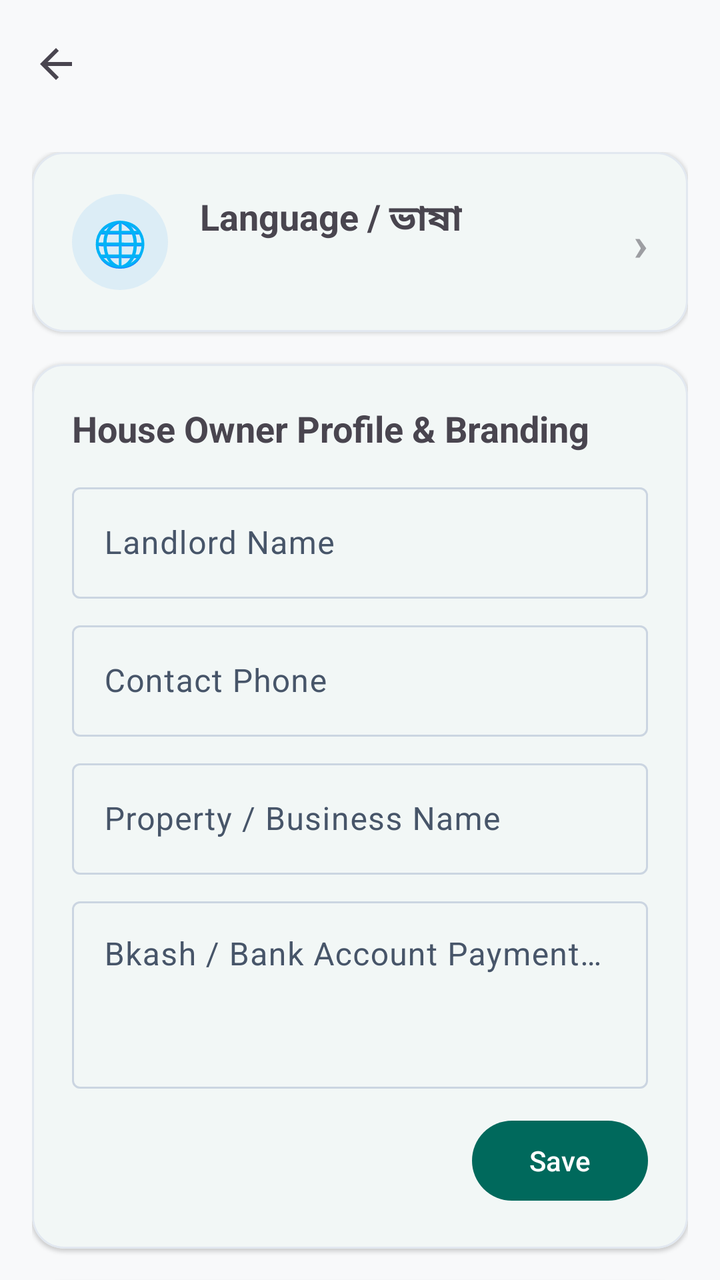
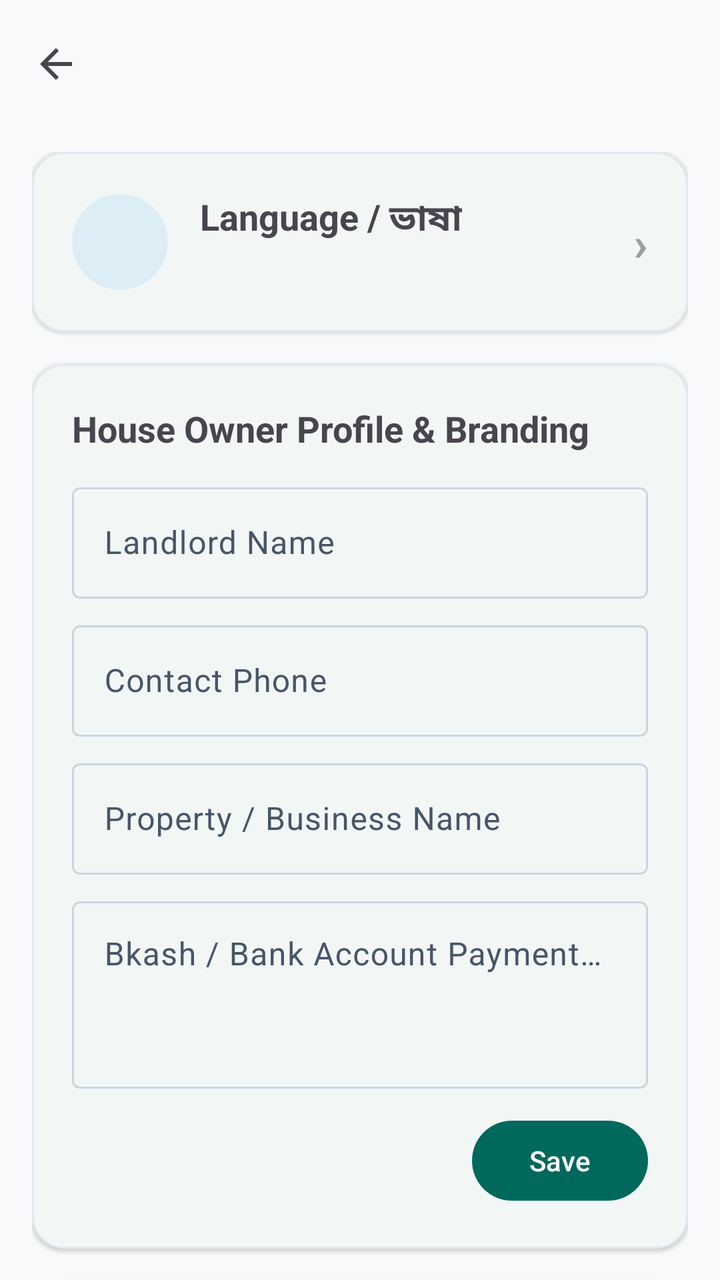

An Android layout rendered at two revisions. The XML below is the earlier revision; the diff shows what the commit changed to produce the second picture.
<!-- AndroidManifest.xml: application theme Theme.RobHouseRental -->
<!-- res/layout/activity_settings.xml -->
<?xml version="1.0" encoding="utf-8"?>
<androidx.coordinatorlayout.widget.CoordinatorLayout
    xmlns:android="http://schemas.android.com/apk/res/android"
    xmlns:app="http://schemas.android.com/apk/res-auto"
    android:layout_width="match_parent"
    android:layout_height="match_parent"
    android:fitsSystemWindows="true">

    <LinearLayout
        android:layout_width="match_parent"
        android:layout_height="match_parent"
        android:orientation="vertical">

        
        <com.google.android.material.appbar.MaterialToolbar
            android:id="@+id/toolbarSettings"
            android:layout_width="match_parent"
            android:layout_height="?attr/actionBarSize"
            android:title="@string/settings_title"
            app:navigationIcon="@drawable/ic_arrow_back" />

        <androidx.core.widget.NestedScrollView
            android:layout_width="match_parent"
            android:layout_height="match_parent"
            android:fillViewport="true">

            <LinearLayout
                android:layout_width="match_parent"
                android:layout_height="wrap_content"
                android:orientation="vertical"
                android:paddingHorizontal="16dp"
                android:paddingTop="12dp"
                android:paddingBottom="40dp">

                
                <com.google.android.material.card.MaterialCardView
                    android:id="@+id/cardLanguageSetting"
                    android:layout_width="match_parent"
                    android:layout_height="wrap_content"
                    android:layout_marginBottom="16dp"
                    android:clickable="true"
                    android:focusable="true"
                    app:cardCornerRadius="16dp"
                    app:cardElevation="1dp"
                    app:strokeWidth="1dp">

                    <LinearLayout
                        android:layout_width="match_parent"
                        android:layout_height="wrap_content"
                        android:gravity="center_vertical"
                        android:orientation="horizontal"
                        android:padding="20dp">

                        <TextView
                            android:layout_width="48dp"
                            android:layout_height="48dp"
                            android:layout_marginEnd="16dp"
                            android:background="@drawable/bg_stat_circle_blue"
                            android:gravity="center"
                            android:text="🌐"
                            android:textSize="22sp" />

                        <LinearLayout
                            android:layout_width="0dp"
                            android:layout_height="wrap_content"
                            android:layout_weight="1"
                            android:orientation="vertical">

                            <TextView
                                android:layout_width="wrap_content"
                                android:layout_height="wrap_content"
                                android:text="@string/language_setting"
                                android:textSize="18sp"
                                android:textStyle="bold" />

                            <TextView
                                android:id="@+id/tvCurrentLanguage"
                                android:layout_width="wrap_content"
                                android:layout_height="wrap_content"
                                android:layout_marginTop="4dp"
                                android:alpha="0.7"
                                android:textSize="14sp" />

                        </LinearLayout>

                        <TextView
                            android:layout_width="wrap_content"
                            android:layout_height="wrap_content"
                            android:alpha="0.5"
                            android:text="›"
                            android:textSize="24sp"
                            android:textStyle="bold" />

                    </LinearLayout>

                </com.google.android.material.card.MaterialCardView>

                
                <com.google.android.material.card.MaterialCardView
                    android:id="@+id/cardOwnerProfile"
                    android:layout_width="match_parent"
                    android:layout_height="wrap_content"
                    android:layout_marginBottom="16dp"
                    app:cardCornerRadius="16dp"
                    app:cardElevation="1dp"
                    app:strokeWidth="1dp">

                    <LinearLayout
                        android:layout_width="match_parent"
                        android:layout_height="wrap_content"
                        android:orientation="vertical"
                        android:padding="20dp">

                        <TextView
                            android:layout_width="wrap_content"
                            android:layout_height="wrap_content"
                            android:text="@string/settings_owner_profile"
                            android:textSize="18sp"
                            android:textStyle="bold" />

                        <com.google.android.material.textfield.TextInputLayout
                            android:layout_width="match_parent"
                            android:layout_height="wrap_content"
                            android:layout_marginTop="12dp"
                            android:hint="@string/settings_landlord_name"
                            style="@style/Widget.Material3.TextInputLayout.OutlinedBox">

                            <com.google.android.material.textfield.TextInputEditText
                                android:id="@+id/etLandlordName"
                                android:layout_width="match_parent"
                                android:layout_height="wrap_content"
                                android:inputType="textPersonName" />
                        </com.google.android.material.textfield.TextInputLayout>

                        <com.google.android.material.textfield.TextInputLayout
                            android:layout_width="match_parent"
                            android:layout_height="wrap_content"
                            android:layout_marginTop="8dp"
                            android:hint="@string/settings_landlord_phone"
                            style="@style/Widget.Material3.TextInputLayout.OutlinedBox">

                            <com.google.android.material.textfield.TextInputEditText
                                android:id="@+id/etLandlordPhone"
                                android:layout_width="match_parent"
                                android:layout_height="wrap_content"
                                android:inputType="phone" />
                        </com.google.android.material.textfield.TextInputLayout>

                        <com.google.android.material.textfield.TextInputLayout
                            android:layout_width="match_parent"
                            android:layout_height="wrap_content"
                            android:layout_marginTop="8dp"
                            android:hint="@string/settings_business_name"
                            style="@style/Widget.Material3.TextInputLayout.OutlinedBox">

                            <com.google.android.material.textfield.TextInputEditText
                                android:id="@+id/etBusinessName"
                                android:layout_width="match_parent"
                                android:layout_height="wrap_content"
                                android:inputType="textCapWords" />
                        </com.google.android.material.textfield.TextInputLayout>

                        <com.google.android.material.textfield.TextInputLayout
                            android:layout_width="match_parent"
                            android:layout_height="wrap_content"
                            android:layout_marginTop="8dp"
                            android:hint="@string/settings_payment_accounts"
                            style="@style/Widget.Material3.TextInputLayout.OutlinedBox">

                            <com.google.android.material.textfield.TextInputEditText
                                android:id="@+id/etPaymentAccounts"
                                android:layout_width="match_parent"
                                android:layout_height="wrap_content"
                                android:gravity="top"
                                android:inputType="textMultiLine"
                                android:lines="3" />
                        </com.google.android.material.textfield.TextInputLayout>

                        <com.google.android.material.button.MaterialButton
                            android:id="@+id/btnSaveProfile"
                            android:layout_width="wrap_content"
                            android:layout_height="wrap_content"
                            android:layout_gravity="end"
                            android:layout_marginTop="12dp"
                            android:text="@string/action_save" />

                    </LinearLayout>

                </com.google.android.material.card.MaterialCardView>

                
                <com.google.android.material.card.MaterialCardView
                    android:id="@+id/cardBackupShortcut"
                    android:layout_width="match_parent"
                    android:layout_height="wrap_content"
                    android:layout_marginBottom="16dp"
                    android:clickable="true"
                    android:focusable="true"
                    app:cardCornerRadius="16dp"
                    app:cardElevation="1dp"
                    app:strokeWidth="1dp">

                    <LinearLayout
                        android:layout_width="match_parent"
                        android:layout_height="wrap_content"
                        android:gravity="center_vertical"
                        android:orientation="horizontal"
                        android:padding="20dp">

                        <TextView
                            android:layout_width="48dp"
                            android:layout_height="48dp"
                            android:layout_marginEnd="16dp"
                            android:background="@drawable/bg_stat_circle_green"
                            android:gravity="center"
                            android:text="☁️"
                            android:textSize="22sp" />

                        <LinearLayout
                            android:layout_width="0dp"
                            android:layout_height="wrap_content"
                            android:layout_weight="1"
                            android:orientation="vertical">

                            <TextView
                                android:layout_width="wrap_content"
                                android:layout_height="wrap_content"
                                android:text="@string/backup_shortcut_title"
                                android:textSize="18sp"
                                android:textStyle="bold" />

                            <TextView
                                android:layout_width="wrap_content"
                                android:layout_height="wrap_content"
                                android:layout_marginTop="4dp"
                                android:alpha="0.7"
                                android:text="@string/backup_shortcut_desc"
                                android:textSize="14sp" />

                        </LinearLayout>

                        <TextView
                            android:layout_width="wrap_content"
                            android:layout_height="wrap_content"
                            android:alpha="0.5"
                            android:text="›"
                            android:textSize="24sp"
                            android:textStyle="bold" />

                    </LinearLayout>

                </com.google.android.material.card.MaterialCardView>

                
                <com.google.android.material.card.MaterialCardView
                    android:layout_width="match_parent"
                    android:layout_height="wrap_content"
                    app:cardCornerRadius="16dp"
                    app:cardElevation="1dp"
                    app:strokeWidth="1dp">

                    <LinearLayout
                        android:layout_width="match_parent"
                        android:layout_height="wrap_content"
                        android:orientation="vertical"
                        android:padding="20dp">

                        <TextView
                            android:layout_width="wrap_content"
                            android:layout_height="wrap_content"
                            android:text="@string/about_section"
                            android:textSize="18sp"
                            android:textStyle="bold" />

                        <TextView
                            android:layout_width="wrap_content"
                            android:layout_height="wrap_content"
                            android:layout_marginTop="8dp"
                            android:alpha="0.7"
                            android:lineSpacingExtra="3dp"
                            android:text="@string/about_app_desc"
                            android:textSize="14sp" />

                        <View
                            android:layout_width="match_parent"
                            android:layout_height="1dp"
                            android:layout_marginVertical="16dp"
                            android:alpha="0.2"
                            android:background="?attr/colorOnSurface" />

                        <LinearLayout
                            android:layout_width="match_parent"
                            android:layout_height="wrap_content"
                            android:orientation="horizontal">

                            <TextView
                                android:layout_width="0dp"
                                android:layout_height="wrap_content"
                                android:layout_weight="1"
                                android:alpha="0.7"
                                android:text="@string/app_version_label"
                                android:textSize="14sp" />

                            <TextView
                                android:layout_width="wrap_content"
                                android:layout_height="wrap_content"
                                android:text="@string/app_version_value"
                                android:textSize="14sp"
                                android:textStyle="bold" />

                        </LinearLayout>

                    </LinearLayout>

                </com.google.android.material.card.MaterialCardView>

            </LinearLayout>

        </androidx.core.widget.NestedScrollView>

    </LinearLayout>

</androidx.coordinatorlayout.widget.CoordinatorLayout>
<!-- resources referenced by this layout -->
<resources>
  <!-- drawable bg_stat_circle_blue (drawable) -->
  <?xml version="1.0" encoding="utf-8"?>
  <shape xmlns:android="http://schemas.android.com/apk/res/android"
      android:shape="oval">
      <solid android:color="#1A2196F3" />
  </shape>
  <!-- drawable bg_stat_circle_green (drawable) -->
  <?xml version="1.0" encoding="utf-8"?>
  <shape xmlns:android="http://schemas.android.com/apk/res/android"
      android:shape="oval">
      <solid android:color="#1A4CAF50" />
  </shape>
  <!-- drawable ic_arrow_back (drawable) -->
  <vector xmlns:android="http://schemas.android.com/apk/res/android"
      android:width="24dp"
      android:height="24dp"
      android:viewportWidth="24"
      android:viewportHeight="24"
      android:tint="?attr/colorControlNormal">
    <path
        android:fillColor="#FF000000"
        android:pathData="M20,11H7.83l5.59,-5.59L12,4l-8,8 8,8 1.41,-1.41L7.83,13H20v-2z"/>
  </vector>
  <string name="about_app_desc">Rob House Rental is a secure, offline-first property management system for landlords and property managers.</string>
  <string name="about_section">About Application</string>
  <string name="action_save">Save</string>
  <string name="app_version_label">Application Version</string>
  <string name="app_version_value">1.0 (Offline-First)</string>
  <string name="backup_shortcut_desc">Cloud backup to Google Drive &amp; offline export</string>
  <string name="backup_shortcut_title">Backup &amp; Restore</string>
  <string name="language_setting">Language / ভাষা</string>
  <string name="settings_business_name">Property / Business Name</string>
  <string name="settings_landlord_name">Landlord Name</string>
  <string name="settings_landlord_phone">Contact Phone</string>
  <string name="settings_owner_profile">House Owner Profile &amp; Branding</string>
  <string name="settings_payment_accounts">Bkash / Bank Account Payment Info</string>
  <string name="settings_title">Settings</string>
  <style name="Theme.RobHouseRental" parent="Base.Theme.RobHouseRental" />
  <color name="md_theme_primary">#00695C</color>
  <color name="md_theme_onPrimary">#FFFFFF</color>
  <color name="md_theme_primaryContainer">#E0F2F1</color>
  <color name="md_theme_onPrimaryContainer">#00201A</color>
  <color name="md_theme_secondary">#1565C0</color>
  <color name="md_theme_onSecondary">#FFFFFF</color>
  <color name="md_theme_secondaryContainer">#E3F2FD</color>
  <color name="md_theme_onSecondaryContainer">#001D36</color>
  <color name="md_theme_tertiary">#6D4C41</color>
  <color name="md_theme_onTertiary">#FFFFFF</color>
  <color name="md_theme_tertiaryContainer">#EFEBE9</color>
  <color name="md_theme_onTertiaryContainer">#25150F</color>
  <color name="md_theme_background">#F8F9FA</color>
  <color name="md_theme_onBackground">#191C1D</color>
  <color name="md_theme_surface">#FFFFFF</color>
  <color name="md_theme_onSurface">#191C1D</color>
  <color name="md_theme_surfaceVariant">#F1F5F9</color>
  <color name="md_theme_onSurfaceVariant">#475569</color>
  <color name="md_theme_outline">#CBD5E1</color>
  <style name="Widget.App.CardView" parent="Widget.Material3.CardView.Elevated">
          <item name="cardCornerRadius">16dp</item>
          <item name="cardElevation">1dp</item>
          <item name="strokeWidth">1dp</item>
          <item name="strokeColor">@color/md_theme_outlineVariant</item>
          <item name="cardBackgroundColor">@color/md_theme_surface</item>
      </style>
  <color name="md_theme_outlineVariant">#E2E8F0</color>
  <!-- unchanged entries left out for length: 1 -->
</resources>

<!-- the commit's change to res/layout/activity_settings.xml (unified diff, before → after) -->
@@ -57,7 +57,7 @@
                             android:layout_marginEnd="16dp"
                             android:background="@drawable/bg_stat_circle_blue"
                             android:gravity="center"
-                            android:text="🌐"
+                            android:text=""
                             android:textSize="22sp" />
 
                         <LinearLayout
@@ -213,7 +213,7 @@
                             android:layout_marginEnd="16dp"
                             android:background="@drawable/bg_stat_circle_green"
                             android:gravity="center"
-                            android:text="☁️"
+                            android:text=""
                             android:textSize="22sp" />
 
                         <LinearLayout
